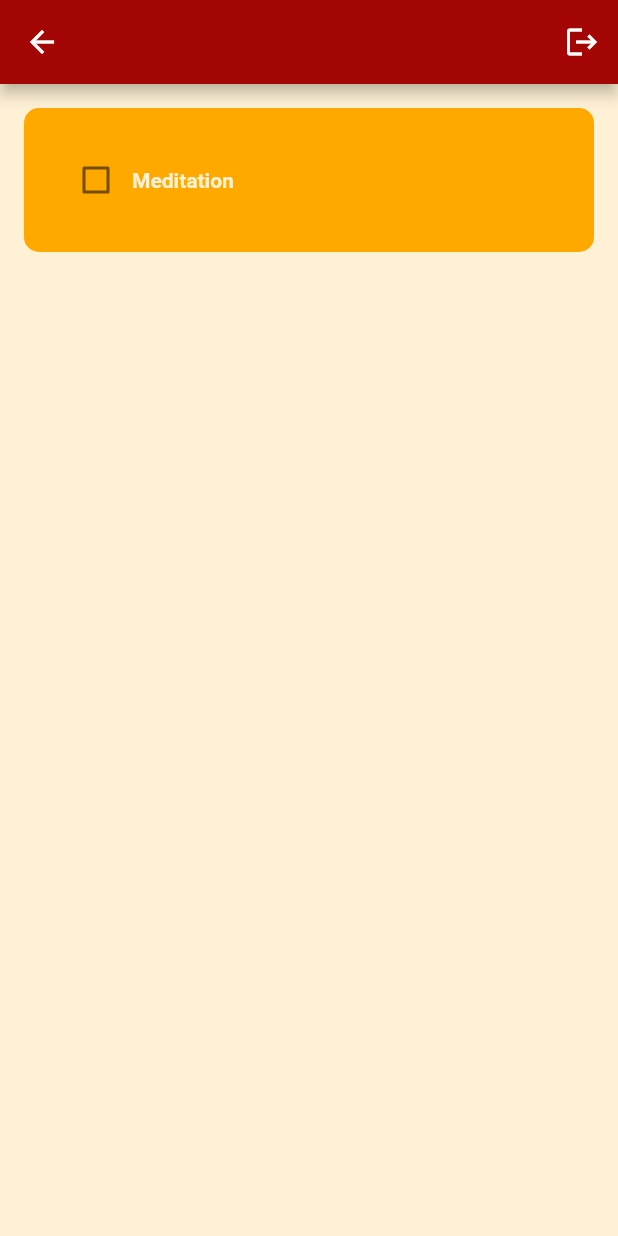
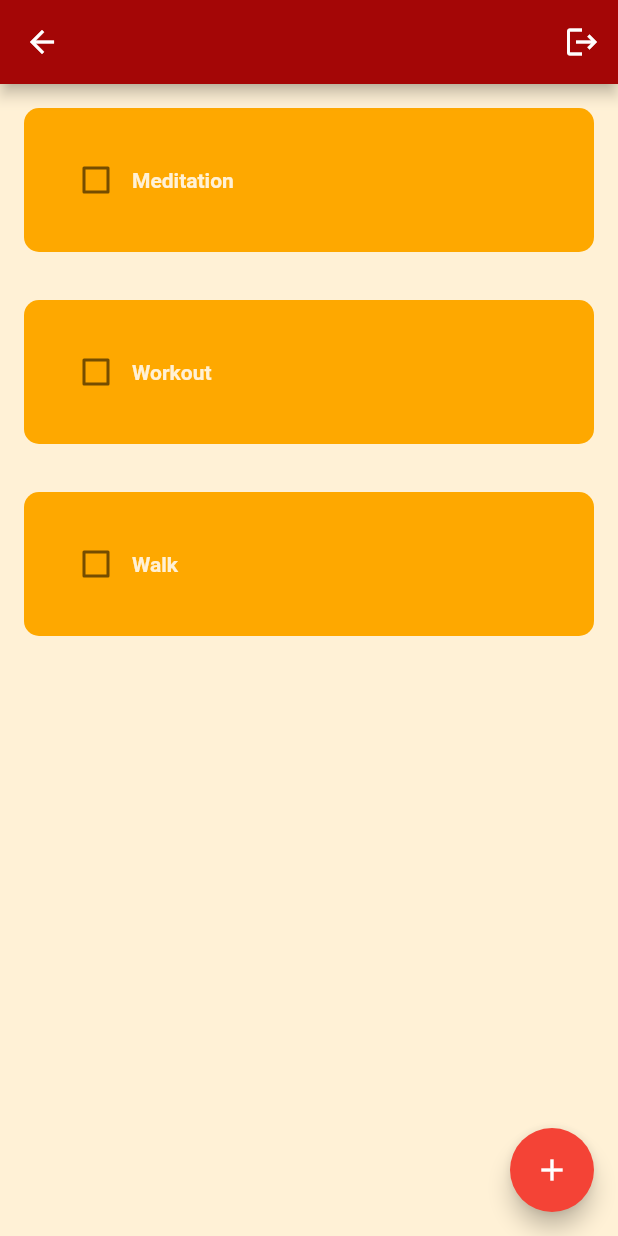
Before and after one commit to mattcalh/habittrackerapp, a Flutter app: the MainView screen opened by its route, on a phone screen of 412 x 824 dp. Run offline on Flutter 3.47's test engine with Material 2 defaults, Android fonts, the phone set to English and light mode, and no system bars; our stand-ins replace firebase_auth, firebase_core, google_sign_in; accounts and stored records are empty; network calls fail.

Commit message:
Can create a new habit

```diff
--- a/lib/components/habit_tile.dart
+++ b/lib/components/habit_tile.dart
@@ -26,9 +26,9 @@ class HabitTile extends StatelessWidget {
         child: Row(
           children: [
             Checkbox(value: habitCompleted, onChanged: onChanged),
-            const Text(
-              'Meditation',
-              style: TextStyle(
+            Text(
+              habitName,
+              style: const TextStyle(
                   color: backgroundColor, fontWeight: FontWeight.bold),
             ),
           ],
--- /dev/null
+++ b/lib/components/my_floating_button.dart
@@ -0,0 +1,18 @@
+import 'package:flutter/material.dart';
+
+class MyFloatingActionButton extends StatelessWidget {
+  final Function()? onPressed;
+
+  const MyFloatingActionButton({
+    super.key,
+    required this.onPressed,
+  });
+
+  @override
+  Widget build(BuildContext context) {
+    return FloatingActionButton(
+      onPressed: onPressed,
+      child: const Icon(Icons.add),
+    );
+  }
+}
--- a/lib/main.dart
+++ b/lib/main.dart
@@ -20,9 +20,10 @@ void main() async {
       routes: {
         loginRoute: (context) => const LoginView(),
         registerRoute: (context) => const RegisterView(),
-        mainRoute: (context) => MainView(),
+        mainRoute: (context) => const MainView(),
         verifyEmailRoute: (context) => const VerifyEmailView(),
       },
+      theme: ThemeData(primarySwatch: Colors.red),
     ),
   );
 }
--- a/lib/views/main_view.dart
+++ b/lib/views/main_view.dart
@@ -3,6 +3,8 @@ import 'package:habittrackerapp/constants/color_palette.dart';
 import 'package:habittrackerapp/services/auth/auth_service.dart';
 
 import '../components/habit_tile.dart';
+import '../components/my_floating_button.dart';
+import '../components/new_habit_box.dart';
 import '../constants/routes.dart';
 
 class MainView extends StatefulWidget {
@@ -13,24 +15,64 @@ class MainView extends StatefulWidget {
 }
 
 class _MainViewState extends State<MainView> {
-  bool habitCompleted = false;
+  // List of habits created
+  List todayHabitList = [
+    ['Meditation', false],
+    ['Workout', false],
+    ['Walk', false],
+  ];
 
-  void checkBoxTapped(bool? value) {
+  // Checkbox is tapped
+  void checkBoxTapped(bool? value, int index) {
+    setState(
+      () {
+        todayHabitList[index][1] = value;
+      },
+    );
+  }
+
+  final _newHabitNameController = TextEditingController();
+
+  void createNewHabit() {
+    showDialog(
+      context: context,
+      builder: (context) {
+        return CreateNewHabitBox(
+          controller: _newHabitNameController,
+          onSave: saveNewHabit,
+          onCancel: cancelNewHabit,
+        );
+      },
+    );
+  }
+
+  void saveNewHabit() {
     setState(() {
-      habitCompleted = value!;
+      todayHabitList.add([_newHabitNameController.text, false]);
     });
+    _newHabitNameController.clear();
+    Navigator.of(context).pop();
+  }
+
+  void cancelNewHabit() {
+    _newHabitNameController.clear();
+    Navigator.of(context).pop();
   }
 
   @override
   Widget build(BuildContext context) {
     return Scaffold(
       backgroundColor: backgroundColor,
+      floatingActionButton: MyFloatingActionButton(
+        onPressed: createNewHabit,
+      ),
       appBar: AppBar(
         backgroundColor: primaryColor,
         actions: [
           IconButton(
             onPressed: () async {
               await AuthService.firebase().logOut();
+              // ignore: use_build_context_synchronously
               Navigator.of(context).pushNamedAndRemoveUntil(
                 registerRoute,
                 (route) => false,
@@ -40,14 +82,15 @@ class _MainViewState extends State<MainView> {
           )
         ],
       ),
-      body: ListView(
-        children: [
-          HabitTile(
-            habitName: "Meditation",
-            habitCompleted: habitCompleted,
-            onChanged: (value) => checkBoxTapped(value),
-          ),
-        ],
+      body: ListView.builder(
+        itemCount: todayHabitList.length,
+        itemBuilder: (context, index) {
+          return HabitTile(
+            habitName: todayHabitList[index][0],
+            habitCompleted: todayHabitList[index][1],
+            onChanged: (value) => checkBoxTapped(value, index),
+          );
+        },
       ),
     );
   }
```
Also changed, not shown: lib/components/new_habit_box.dart (added, +50 -0 lines).
